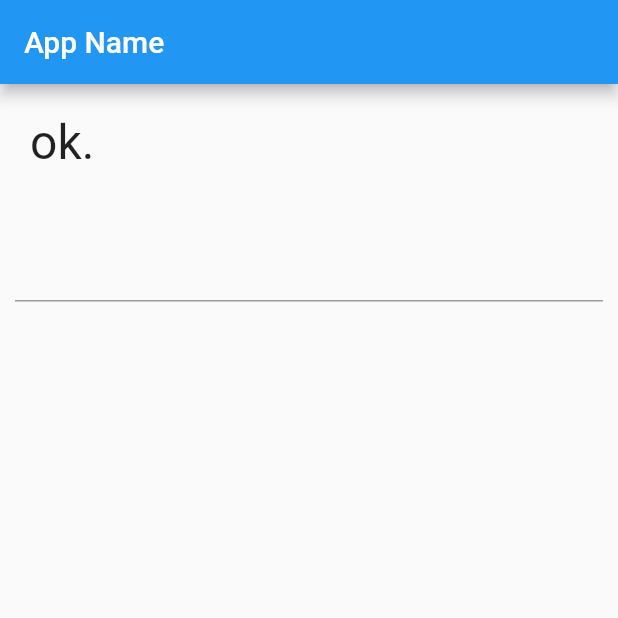
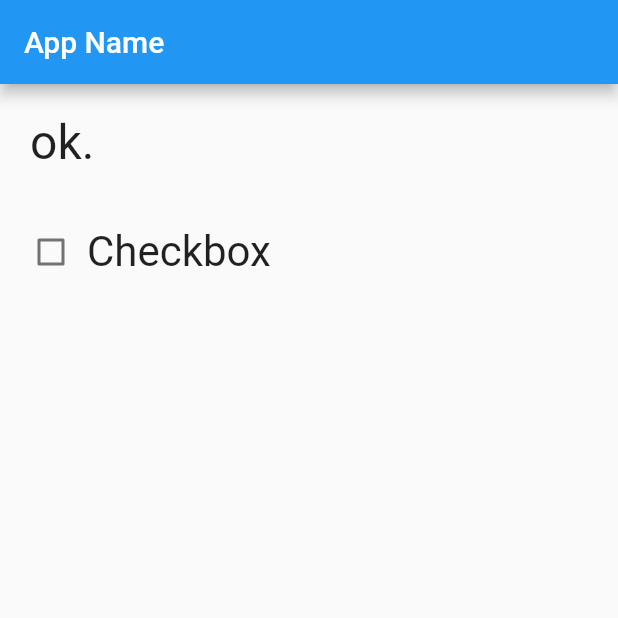
Before and after one commit to naokimakino/introduction-to-flutter3, a Flutter app: the screen it shows after launch, on a phone screen of 412 x 824 dp, the top half of it. Run offline on Flutter 3.47's test engine with Material 2 defaults, Android fonts, the phone set to English and light mode, and no system bars.

Commit message:
feat(chapter3): list3_10

```diff
--- a/chapter3/lib/main.dart
+++ b/chapter3/lib/main.dart
@@ -29,7 +29,7 @@ class MyHomePage extends StatefulWidget {
 
 class _MyHomePageState extends State<MyHomePage> {
   static var _message = 'ok.';
-  static final _controller = TextEditingController();
+  static var _checked = false;
 
   @override
   Widget build(BuildContext context) {
@@ -54,23 +54,27 @@ class _MyHomePageState extends State<MyHomePage> {
                 ),
               ),
               Padding(
-                padding: const EdgeInsets.all(10.0),
-                child: TextField(
-                  onChanged: textChanged,
-                  controller: _controller,
-                  style: const TextStyle(
-                      fontSize: 28.0,
-                      color: Color(0xffFF0000),
-                      fontWeight: FontWeight.w400,
-                      fontFamily: "Roboto"),
-                ),
-              ),
+                  padding: const EdgeInsets.all(10.0),
+                  child: Row(
+                    mainAxisAlignment: MainAxisAlignment.start,
+                    mainAxisSize: MainAxisSize.max,
+                    crossAxisAlignment: CrossAxisAlignment.center,
+                    children: <Widget>[
+                      Checkbox(value: _checked, onChanged: checkChanged),
+                      const Text("Checkbox",
+                          style: TextStyle(
+                              fontSize: 28.0,
+                              fontWeight: FontWeight.w400,
+                              fontFamily: 'Roboto'))
+                    ],
+                  )),
             ])));
   }
 
-  void textChanged(String val) {
+  void checkChanged(bool? value) {
     setState(() {
-      _message = val.toUpperCase();
+      _checked = value!;
+      _message = value ? 'checked!' : 'not checked...';
     });
   }
 }
```
